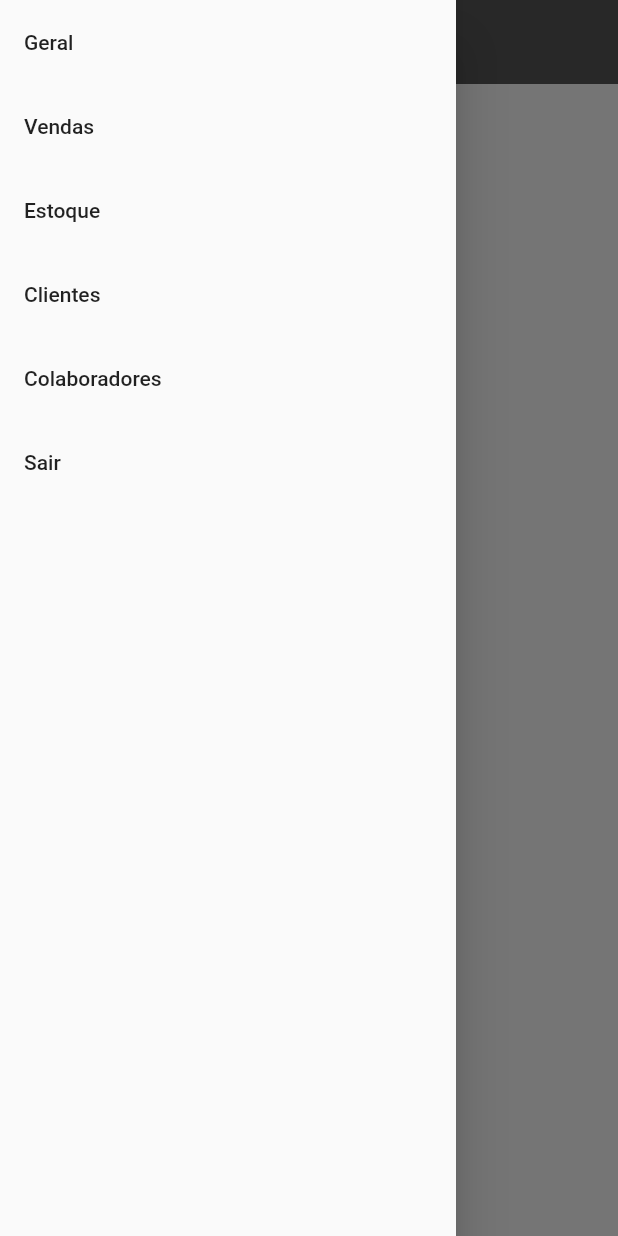
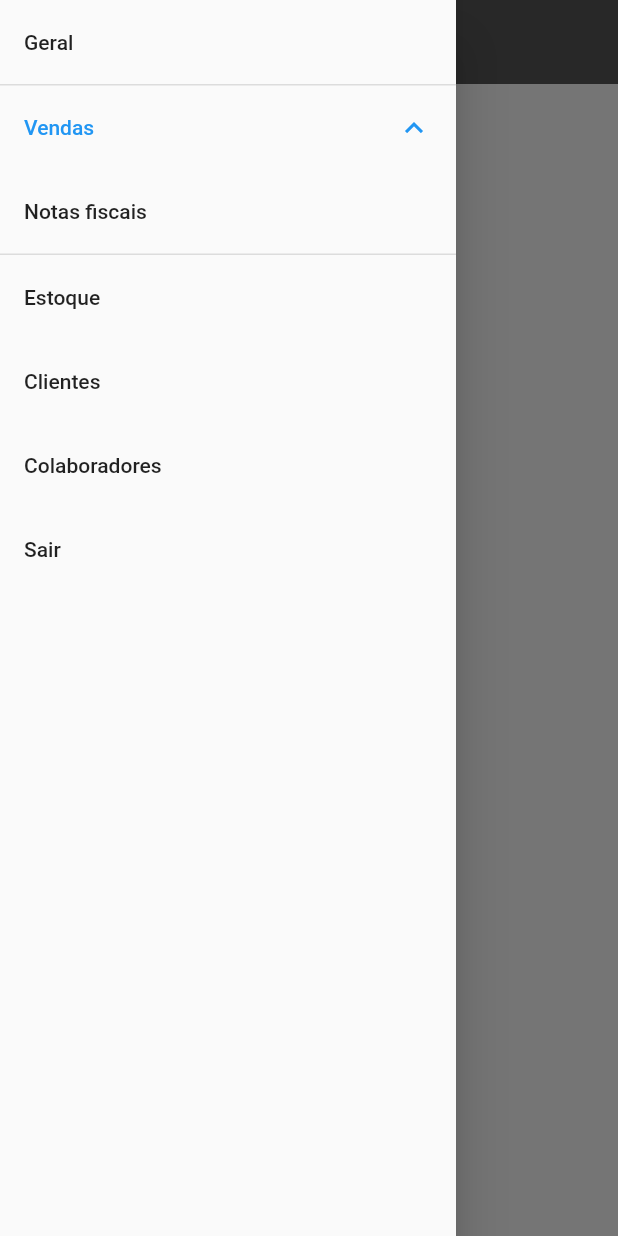
Before and after one commit to drelocatelli/sistema_loja_client, a Flutter app: the MainLayout screen opened directly with empty values, after a tap on the "menu" icon, after a tap on "Vendas", on a phone screen of 412 x 824 dp. Run offline on Flutter 3.47's test engine with Material 3 defaults, Android fonts, the phone set to English and light mode, and no system bars; our stand-ins replace flutter_dotenv, gap, get, syncfusion_flutter_charts, url_strategy.

Commit message:
adding submenu

```diff
--- a/lib/routes.dart
+++ b/lib/routes.dart
@@ -2,10 +2,12 @@ import 'package:get/get_navigation/get_navigation.dart';
 import 'package:get/get_navigation/src/routes/get_route.dart';
 import 'package:racoon_tech_panel/src/pages/dashboard/clients/clients_page.dart';
 import 'package:racoon_tech_panel/src/pages/dashboard/home/home_page.dart';
+import 'package:racoon_tech_panel/src/pages/dashboard/notas_fiscais/notas_fiscais_page.dart';
 import 'package:racoon_tech_panel/src/pages/login/login_page.dart';
 
 final routes = [
   GetPage(name: '/dashboard', page: () => HomePage()),
   GetPage(name: '/dashboard/clientes', page: () => ClientsPage()),
+  GetPage(name: '/dashboard/nfe', page: () => NotasFiscaisPage()),
   GetPage(name: '/login', page: () => LoginPage()),
 ];
--- a/lib/src/layout/main_layout.dart
+++ b/lib/src/layout/main_layout.dart
@@ -91,7 +91,14 @@ class _MainLayoutState extends State<MainLayout> {
 Widget mainMenu({bool isLargeScreen = true}) {
   final menus = [
     new MainMenuDTO(label: "Geral", fn: () => Get.toNamed('/dashboard')),
-    new MainMenuDTO(label: "Vendas", fn: () => debugPrint("Vendas")),
+    new MainMenuDTO(
+      label: "Vendas",
+      fn: () => debugPrint("Vendas"),
+      submenu: [
+        SubmenuDTO(label: "Notas fiscais", fn: () {debugPrint('nfe');}),
+      ]
+    ),
+    // new MainMenuDTO(label: "Notas Fiscais", fn: () => Get.offNamed('/dashboard/nfe')),
     new MainMenuDTO(label: "Estoque", fn: () => debugPrint("Estoque")),
     new MainMenuDTO(label: "Clientes", fn: () => Get.toNamed('/dashboard/clientes')),
     new MainMenuDTO(label: "Colaboradores", fn: () => debugPrint("Colaboradores")),
@@ -107,7 +114,24 @@ Widget mainMenu({bool isLargeScreen = true}) {
       return isLargeScreen
         ? TextButton(
           onPressed: entry.value.fn,
-          child: Text(label),
+          child: entry.value.submenu != null
+            ? PopupMenuButton(
+              child: Text(label),
+              itemBuilder: (BuildContext context) => entry.value.submenu!.map((e) => PopupMenuItem(
+                child: Text(e.label),
+                onTap: e.fn,
+              )).toList(),
+              offset: Offset(0, 28),
+            )
+            : Text(label)
+        )
+        : entry.value.submenu != null
+        ? ExpansionTile(
+          title: Text(label),
+          children: entry.value.submenu?.map((e) => ListTile(
+            title: Text(e.label),
+            onTap: e.fn,
+          )).toList() ?? [],
         )
         : ListTile(
           title: Text(label),
--- a/lib/src/pages/dashboard/home/components/previsao_fluxo.dart
+++ b/lib/src/pages/dashboard/home/components/previsao_fluxo.dart
@@ -42,7 +42,7 @@ Widget previsaoFluxo(VoidCallback fnRelatorios, VoidCallback fnRecebimentos, Voi
                 child: InkWell(onTap: fn , child: Row(
                   children: [
                     Text(isShowing ? "Ocultar detalhes" :  "Ver detalhes", style: TextStyle(color: Colors.white)),
-                    Icon(isShowing ? Icons.arrow_drop_up : Icons.arrow_right, color: Colors.white),
+                    Icon(isShowing ? Icons.arrow_drop_up : Icons.arrow_drop_down, color: Colors.white),
                   ],
                 )),
               )
--- a/lib/src/pages/dashboard/home/components/problems.dart
+++ b/lib/src/pages/dashboard/home/components/problems.dart
@@ -10,7 +10,7 @@ class Problems extends StatelessWidget {
        child: Column(
         crossAxisAlignment: CrossAxisAlignment.stretch,
          children: [
-           Text("Problems", style: TextStyle(fontWeight: FontWeight.bold, fontSize: 20)),
+           Text("Recebimentos - Pagamentos", style: TextStyle(fontWeight: FontWeight.bold, fontSize: 20)),
            table(),
           Gap(50),
 
--- a/lib/src/shared/SharedIconTheme.dart
+++ b/lib/src/shared/SharedIconTheme.dart
@@ -2,6 +2,7 @@ import 'package:flutter/material.dart';
 
 class SharedIconTheme {
   static IconThemeData main() {
-    return IconThemeData();
+    return IconThemeData(
+    );
   }
 }
```
Also changed, not shown: lib/src/dto/main_menu_dto.dart (+9 -1 lines), lib/src/pages/dashboard/notas_fiscais/notas_fiscais_page.dart (added, +13 -0 lines), lib/src/shared/SharedTheme.dart (+6 -1 lines).
